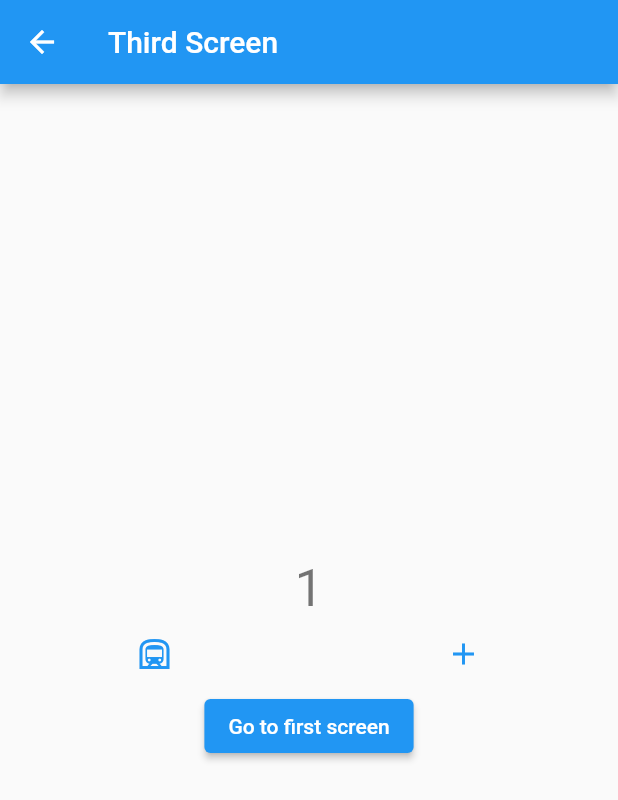
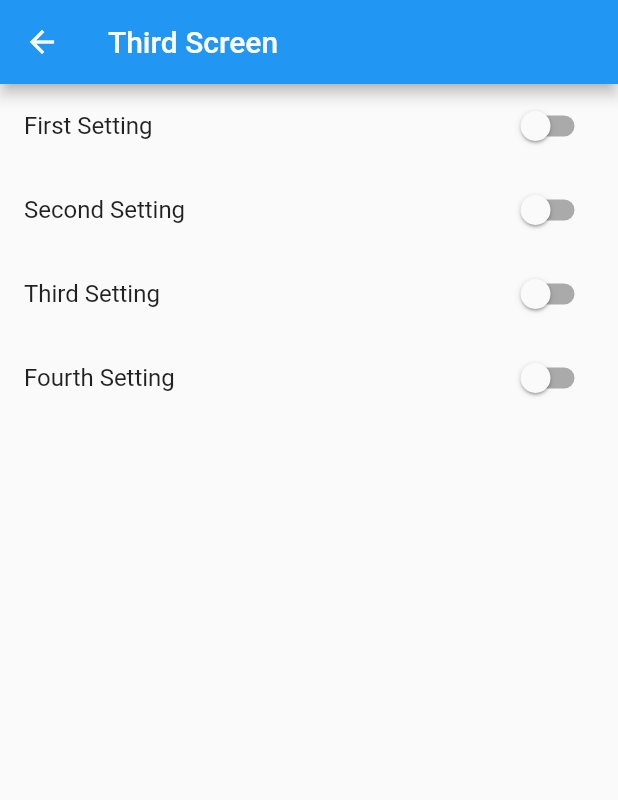
Before and after one commit to brennan992k/bloc_example, a Flutter app: the ThirdScreen screen opened by its route, on a phone screen of 412 x 824 dp. Shown: the top 800 px of the screen. Run offline on Flutter 3.47's test engine with Material 2 defaults, Android fonts, the phone set to English and light mode, and no system bars; our stand-ins replace bloc, connectivity_plus, equatable, flutter_bloc.

```diff
--- /dev/null
+++ b/lib/logic/blocs/settings_bloc/settings_event.dart
@@ -0,0 +1,25 @@
+part of 'settings_bloc.dart';
+
+abstract class SettingsEvent extends Equatable {
+  bool value;
+  SettingsEvent({required this.value});
+
+  @override
+  List<Object> get props => [];
+}
+
+class FirstSettingsEvent extends SettingsEvent {
+  FirstSettingsEvent({required bool value}) : super(value: value);
+}
+
+class SecondSettingsEvent extends SettingsEvent {
+  SecondSettingsEvent({required bool value}) : super(value: value);
+}
+
+class ThirdSettingsEvent extends SettingsEvent {
+  ThirdSettingsEvent({required bool value}) : super(value: value);
+}
+
+class FourthSettingsEvent extends SettingsEvent {
+  FourthSettingsEvent({required bool value}) : super(value: value);
+}
--- /dev/null
+++ b/lib/logic/blocs/settings_bloc/settings_state.dart
@@ -0,0 +1,35 @@
+part of 'settings_bloc.dart';
+
+abstract class SettingsState extends Equatable {
+  bool firstSetting;
+  bool secondSetting;
+  bool thirdSetting;
+  bool fourthSetting;
+
+  SettingsState(
+      {this.firstSetting = false,
+      this.secondSetting = false,
+      this.thirdSetting = false,
+      this.fourthSetting = false});
+
+  @override
+  List<Object> get props =>
+      [firstSetting, secondSetting, thirdSetting, fourthSetting];
+}
+
+class SettingsInitial extends SettingsState {
+  bool firstSetting;
+  bool secondSetting;
+  bool thirdSetting;
+  bool fourthSetting;
+
+  SettingsInitial(
+      {this.firstSetting = false,
+      this.secondSetting = false,
+      this.thirdSetting = false,
+      this.fourthSetting = false});
+
+  @override
+  List<Object> get props =>
+      [firstSetting, secondSetting, thirdSetting, fourthSetting];
+}
--- a/lib/logic/cubits/internet_cubit/internet_cubit.dart
+++ b/lib/logic/cubits/internet_cubit/internet_cubit.dart
@@ -19,7 +19,8 @@ class InternetCubit extends Cubit<InternetState> {
   _updateConnectionStatus(ConnectivityResult result) {
     switch (result) {
       case ConnectivityResult.wifi:
-        emit(InternetConnected(InternetType.wifi));
+
+
         break;
       case ConnectivityResult.mobile:
         emit(InternetConnected(InternetType.mobile));
--- a/lib/presentation/screens/third_screen.dart
+++ b/lib/presentation/screens/third_screen.dart
@@ -1,4 +1,4 @@
-import 'package:bloc_example/logic/cubits/counter_cubit/counter_cubit.dart';
+import 'package:bloc_example/logic/blocs/settings_bloc/settings_bloc.dart';
 import 'package:flutter/material.dart';
 import 'package:flutter_bloc/flutter_bloc.dart';
 
@@ -20,64 +20,43 @@ class _ThirdScreenState extends State<ThirdScreen> {
       ),
       body: Center(
         child: Column(
-          mainAxisAlignment: MainAxisAlignment.center,
           children: <Widget>[
-            // BlocListener<CounterCubit, CounterState>(
-            //   listener: (context, state) {
-            //     if (state.isIncrement == true) {
-            //       ScaffoldMessenger.of(context).showSnackBar(
-            //           SnackBar(content: Text('INCREMENT ${state.counter}')));
-            //     } else if (state.isIncrement == false) {
-            //       ScaffoldMessenger.of(context).showSnackBar(
-            //           SnackBar(content: Text('DECREMENT ${state.counter}')));
-            //     }
-            //   },
-            //   child: Text(
-            //     'VALUE',
-            //     style: Theme.of(context).textTheme.headline4,
-            //   ),
-            // ),
-            // BlocBuilder<CounterCubit, CounterState>(builder: (context, state) {
-            //   return Text(
-            //     '${state.counter}',
-            //     style: Theme.of(context).textTheme.headline4,
-            //   );
-            // }),
-            BlocConsumer<CounterCubit, CounterState>(builder: (context, state) {
-              return Text(
-                '${state.counter}',
-                style: Theme.of(context).textTheme.headline4,
-              );
-            }, listener: (context, state) {
-              // if (state.isIncrement == true) {
-              //   ScaffoldMessenger.of(context).showSnackBar(
-              //     SnackBar(
-              //       content: Text('INCREMENT ${state.counter}'),
-              //       duration: const Duration(microseconds: 10),
-              //     ),
-              //   );
-              // } else if (state.isIncrement == false) {
-              //   ScaffoldMessenger.of(context).showSnackBar(SnackBar(
-              //     content: Text('DECREMENT ${state.counter}'),
-              //     duration: const Duration(microseconds: 10),
-              //   ));
-              // }
-            }),
-            Row(
-              mainAxisAlignment: MainAxisAlignment.spaceAround,
-              children: [
-                TextButton(
-                    onPressed: BlocProvider.of<CounterCubit>(context).decrement,
-                    child: const Icon(Icons.subway_outlined)),
-                TextButton(
-                    onPressed: BlocProvider.of<CounterCubit>(context).increment,
-                    child: const Icon(Icons.add_outlined))
-              ],
+            ListTile(
+              title: const Text('First Setting'),
+              trailing: Switch(
+                  value: context.select<SettingsBloc, bool>(
+                      (bloc) => bloc.state.firstSetting),
+                  onChanged: (value) => context
+                      .read<SettingsBloc>()
+                      .toggleSettings(FirstSettingsEvent(value: value))),
             ),
-            ElevatedButton(
-                onPressed: () => Navigator.pushNamedAndRemoveUntil(
-                    context, '/', (_) => false),
-                child: const Text('Go to first screen'))
+            ListTile(
+              title: const Text('Second Setting'),
+              trailing: Switch(
+                  value: context.select<SettingsBloc, bool>(
+                      (bloc) => bloc.state.secondSetting),
+                  onChanged: (value) => context
+                      .read<SettingsBloc>()
+                      .toggleSettings(SecondSettingsEvent(value: value))),
+            ),
+            ListTile(
+              title: const Text('Third Setting'),
+              trailing: Switch(
+                  value: context.select<SettingsBloc, bool>(
+                      (bloc) => bloc.state.thirdSetting),
+                  onChanged: (value) => context
+                      .read<SettingsBloc>()
+                      .toggleSettings(ThirdSettingsEvent(value: value))),
+            ),
+            ListTile(
+              title: const Text('Fourth Setting'),
+              trailing: Switch(
+                  value: context.select<SettingsBloc, bool>(
+                      (bloc) => bloc.state.fourthSetting),
+                  onChanged: (value) => context
+                      .read<SettingsBloc>()
+                      .toggleSettings(FourthSettingsEvent(value: value))),
+            ),
           ],
         ),
       ),
```
Also changed, not shown: lib/logic/blocs/settings_bloc/settings_bloc.dart (added, +31 -0 lines), lib/main.dart (+19 -1 lines).
